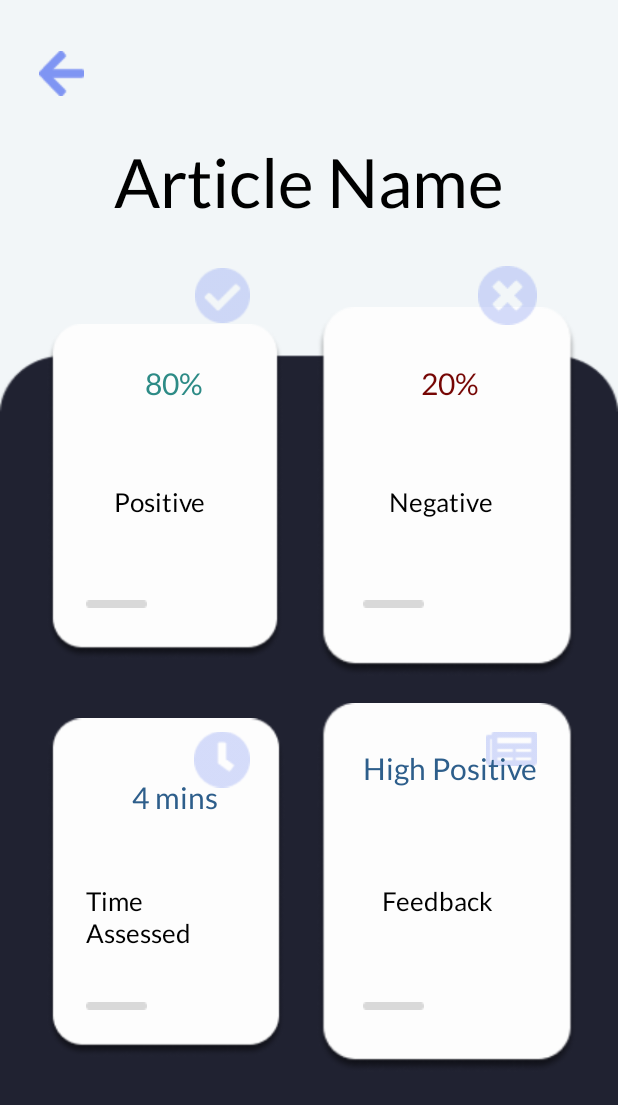
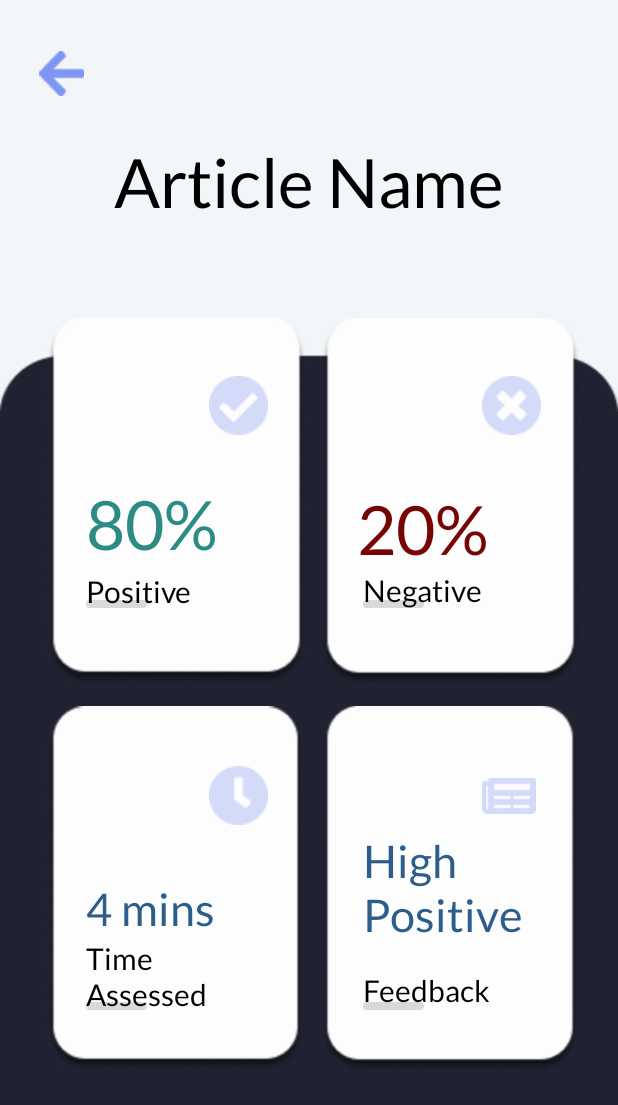
Before and after one commit to YouDontSayIt-dev/Investor-Article-Summarization-Program, an Android app: the layout activity_result.xml on its own in the app's theme, with its tools: preview values and no code run, on a phone screen of 412 x 824 dp. Shown: the top 1105 px of the screen. Run offline under Robolectric (Android 15) with nearby library versions, the phone set to English and light mode, and no system bars.

Commit message:
design part 2

```diff
--- a/app/src/main/res/layout/activity_result.xml
+++ b/app/src/main/res/layout/activity_result.xml
@@ -44,110 +44,59 @@
 
     <ImageView
         android:id="@+id/imageViewPositive"
-        android:layout_width="wrap_content"
-        android:layout_height="wrap_content"
+        android:layout_width="150dp"
+        android:layout_height="290dp"
         android:layout_alignParentStart="true"
         android:layout_alignParentTop="true"
         android:layout_alignParentEnd="true"
         android:layout_alignParentBottom="true"
         android:layout_marginStart="31dp"
         android:layout_marginTop="169dp"
-        android:layout_marginEnd="223dp"
-        android:layout_marginBottom="338dp"
+        android:layout_marginEnd="208dp"
+        android:layout_marginBottom="326dp"
         app:srcCompat="@drawable/rectangle" />
 
     <ImageView
         android:id="@+id/imageViewTime"
-        android:layout_width="wrap_content"
-        android:layout_height="wrap_content"
+        android:layout_width="150dp"
+        android:layout_height="290dp"
         android:layout_alignParentStart="true"
         android:layout_alignParentTop="true"
         android:layout_alignParentEnd="true"
         android:layout_alignParentBottom="true"
-        android:textAlignment="center"
         android:layout_marginStart="31dp"
-        android:layout_marginTop="433dp"
-        android:layout_marginEnd="222dp"
-        android:layout_marginBottom="74dp"
+        android:layout_marginTop="427dp"
+        android:layout_marginEnd="209dp"
+        android:layout_marginBottom="66dp"
         app:srcCompat="@drawable/rectangle" />
 
     <ImageView
         android:id="@+id/imageViewNegative"
-        android:layout_width="wrap_content"
-        android:layout_height="wrap_content"
+        android:layout_width="150dp"
+        android:layout_height="290dp"
         android:layout_alignParentStart="true"
         android:layout_alignParentTop="true"
         android:layout_alignParentEnd="true"
         android:layout_alignParentBottom="true"
-        android:layout_marginStart="211dp"
-        android:layout_marginTop="169dp"
-        android:layout_marginEnd="27dp"
-        android:layout_marginBottom="338dp"
+        android:layout_marginStart="214dp"
+        android:layout_marginTop="170dp"
+        android:layout_marginEnd="25dp"
+        android:layout_marginBottom="325dp"
         app:srcCompat="@drawable/rectangle" />
 
     <ImageView
         android:id="@+id/imageViewFeedback"
-        android:layout_width="wrap_content"
-        android:layout_height="wrap_content"
+        android:layout_width="150dp"
+        android:layout_height="290dp"
         android:layout_alignParentStart="true"
         android:layout_alignParentTop="true"
         android:layout_alignParentEnd="true"
         android:layout_alignParentBottom="true"
-        android:layout_marginStart="211dp"
-        android:layout_marginTop="433dp"
-        android:layout_marginEnd="27dp"
-        android:layout_marginBottom="74dp"
+        android:layout_marginStart="214dp"
+        android:layout_marginTop="427dp"
+        android:layout_marginEnd="26dp"
+        android:layout_marginBottom="66dp"
         app:srcCompat="@drawable/rectangle" />
-
-    <ImageView
-        android:id="@+id/imageViewCheck"
-        android:layout_width="wrap_content"
-        android:layout_height="wrap_content"
-        android:layout_alignParentStart="true"
-        android:layout_alignParentTop="true"
-        android:layout_alignParentEnd="true"
-        android:layout_marginStart="130dp"
-        android:layout_marginTop="177dp"
-        android:layout_marginEnd="245dp"
-        app:srcCompat="@drawable/check" />
-
-    <ImageView
-        android:id="@+id/imageViewEx"
-        android:layout_width="wrap_content"
-        android:layout_height="wrap_content"
-        android:layout_alignParentTop="true"
-        android:layout_alignParentEnd="true"
-        android:layout_marginTop="177dp"
-        android:layout_marginEnd="54dp"
-        app:srcCompat="@drawable/ex" />
-
-    <ImageView
-        android:id="@+id/imageView5"
-        android:layout_width="wrap_content"
-        android:layout_height="wrap_content"
-        android:layout_alignParentStart="true"
-        android:layout_alignParentTop="true"
-        android:layout_alignParentEnd="true"
-        android:layout_alignParentBottom="true"
-        android:layout_marginStart="129dp"
-        android:layout_marginTop="442dp"
-        android:layout_marginEnd="245dp"
-        android:layout_marginBottom="253dp"
-        app:srcCompat="@drawable/clock" />
-
-    <ImageView
-        android:id="@+id/imageView6"
-        android:layout_width="wrap_content"
-        android:layout_height="wrap_content"
-        android:layout_alignParentStart="true"
-        android:layout_alignParentTop="true"
-        android:layout_alignParentEnd="true"
-        android:layout_alignParentBottom="true"
-        android:layout_marginStart="324dp"
-        android:layout_marginTop="442dp"
-        android:layout_marginEnd="54dp"
-        android:layout_marginBottom="267dp"
-        app:srcCompat="@drawable/feedback" />
 
     <ImageView
         android:id="@+id/imageViewGrayRec"
@@ -207,145 +156,202 @@
 
     <TextView
         android:id="@+id/textViewPositive"
-        android:layout_width="100dp"
-        android:layout_height="20dp"
+        android:layout_width="106dp"
+        android:layout_height="44dp"
         android:layout_alignParentStart="true"
         android:layout_alignParentTop="true"
         android:layout_alignParentEnd="true"
         android:layout_alignParentBottom="true"
-        android:textAlignment="center"
         android:layout_marginStart="57dp"
         android:layout_marginTop="324dp"
-        android:layout_marginEnd="257dp"
-        android:layout_marginBottom="390dp"
+        android:layout_marginEnd="230dp"
+        android:layout_marginBottom="417dp"
+        android:fontFamily="@font/lato_regular"
         android:text="Positive"
-        android:fontFamily="@font/lato_regular"
+        android:textAlignment="gravity"
+        android:gravity="left|bottom"
         android:textColor="@color/black"
-        android:textSize="17dp"/>
+        android:textSize="20dp" />
 
     <TextView
         android:id="@+id/textViewTimeASs"
-        android:layout_width="100dp"
-        android:layout_height="20dp"
+        android:layout_width="104dp"
+        android:layout_height="46dp"
         android:layout_alignParentStart="true"
         android:layout_alignParentTop="true"
         android:layout_alignParentEnd="true"
         android:layout_alignParentBottom="true"
         android:layout_marginStart="57dp"
         android:layout_marginTop="590dp"
-        android:layout_marginEnd="256dp"
-        android:layout_marginBottom="124dp"
+        android:layout_marginEnd="232dp"
+        android:layout_marginBottom="149dp"
+        android:fontFamily="@font/lato_regular"
         android:text="Time Assessed"
-        android:fontFamily="@font/lato_regular"
+        android:textAlignment="gravity"
+        android:gravity="left|bottom"
         android:textColor="@color/black"
-        android:textSize="17dp"/>
+        android:textSize="20dp" />
 
     <TextView
         android:id="@+id/textViewFeedback"
-        android:layout_width="100dp"
-        android:layout_height="20dp"
+        android:layout_width="104dp"
+        android:layout_height="42dp"
         android:layout_alignParentStart="true"
         android:layout_alignParentTop="true"
         android:layout_alignParentEnd="true"
         android:layout_alignParentBottom="true"
-        android:textAlignment="center"
         android:layout_marginStart="242dp"
-        android:layout_marginTop="590dp"
-        android:layout_marginEnd="71dp"
-        android:layout_marginBottom="124dp"
+        android:layout_marginTop="592dp"
+        android:layout_marginEnd="47dp"
+        android:layout_marginBottom="151dp"
+        android:fontFamily="@font/lato_regular"
+        android:gravity="left|bottom"
         android:text="Feedback"
-        android:fontFamily="@font/lato_regular"
+        android:textAlignment="gravity"
         android:textColor="@color/black"
-        android:textSize="17dp"/>
+        android:textSize="20dp" />
 
     <TextView
         android:id="@+id/textViewNegative"
-        android:layout_width="100dp"
-        android:layout_height="20dp"
+        android:layout_width="wrap_content"
+        android:layout_height="37dp"
         android:layout_alignParentStart="true"
         android:layout_alignParentTop="true"
         android:layout_alignParentEnd="true"
         android:layout_alignParentBottom="true"
-        android:textAlignment="center"
         android:layout_marginStart="242dp"
-        android:layout_marginTop="324dp"
-        android:layout_marginEnd="67dp"
-        android:layout_marginBottom="390dp"
+        android:layout_marginTop="330dp"
+        android:layout_marginEnd="47dp"
+        android:layout_marginBottom="418dp"
         android:fontFamily="@font/lato_regular"
+        android:gravity="left|bottom"
         android:text="Negative"
+        android:textAlignment="gravity"
         android:textColor="@color/black"
-        android:textSize="17dp" />
+        android:textSize="20dp" />
 
     <TextView
         android:id="@+id/textViewPositiveResult"
         android:layout_width="wrap_content"
-        android:layout_height="40dp"
+        android:layout_height="wrap_content"
         android:layout_alignParentStart="true"
         android:layout_alignParentTop="true"
         android:layout_alignParentEnd="true"
         android:layout_alignParentBottom="true"
         android:layout_marginStart="57dp"
-        android:layout_marginTop="243dp"
+        android:layout_marginTop="286dp"
         android:layout_marginEnd="237dp"
-        android:layout_marginBottom="502dp"
+        android:layout_marginBottom="447dp"
         android:fontFamily="@font/lato_regular"
+        android:gravity="left|bottom"
         android:text="80%"
-        android:textAlignment="center"
+        android:textAlignment="gravity"
         android:textColor="#2D8B86"
-        android:textSize="20dp" />
+        android:textSize="45dp" />
 
     <TextView
         android:id="@+id/textViewTime"
-        android:layout_width="150dp"
+        android:layout_width="wrap_content"
+        android:layout_height="44dp"
+        android:layout_alignParentStart="true"
+        android:layout_alignParentTop="true"
+        android:layout_alignParentEnd="true"
+        android:layout_alignParentBottom="true"
+        android:layout_marginStart="57dp"
+        android:layout_marginTop="541dp"
+        android:layout_marginEnd="235dp"
+        android:layout_marginBottom="200dp"
+        android:fontFamily="@font/lato_regular"
+        android:gravity="left|bottom"
+        android:text="4 mins"
+        android:textAlignment="gravity"
+        android:textColor="#2D5E8B"
+        android:textSize="30dp" />
+
+    <TextView
+        android:id="@+id/textViewGrade"
+        android:layout_width="107dp"
+        android:layout_height="81dp"
+        android:layout_alignParentStart="true"
+        android:layout_alignParentTop="true"
+        android:layout_alignParentEnd="true"
+        android:layout_alignParentBottom="true"
+        android:layout_marginStart="242dp"
+        android:layout_marginTop="508dp"
+        android:layout_marginEnd="44dp"
+        android:layout_marginBottom="196dp"
+        android:fontFamily="@font/lato_regular"
+        android:gravity="left|bottom"
+        android:text="High Positive"
+        android:textAlignment="gravity"
+        android:textColor="#2D5E8B"
+        android:textSize="30dp" />
+
+    <TextView
+        android:id="@+id/textViewNegativeResult"
+        android:layout_width="wrap_content"
         android:layout_height="50dp"
         android:layout_alignParentStart="true"
         android:layout_alignParentTop="true"
         android:layout_alignParentEnd="true"
         android:layout_alignParentBottom="true"
-        android:textAlignment="center"
-        android:layout_marginStart="57dp"
-        android:layout_marginTop="519dp"
-        android:layout_marginEnd="235dp"
-        android:layout_marginBottom="165dp"
+        android:layout_marginStart="238dp"
+        android:layout_marginTop="290dp"
+        android:layout_marginEnd="59dp"
+        android:layout_marginBottom="444dp"
         android:fontFamily="@font/lato_regular"
-        android:text="4 mins"
-        android:textColor="#2D5E8B"
-        android:textSize="20dp" />
+        android:gravity="left|bottom"
+        android:text="20%"
+        android:textAlignment="gravity"
+        android:textColor="#760604"
+        android:textSize="45dp" />
 
-    <TextView
-        android:id="@+id/textViewGrade"
-        android:layout_width="150dp"
-        android:layout_height="50dp"
+    <ImageView
+        android:id="@+id/imageView2"
+        android:layout_width="wrap_content"
+        android:layout_height="wrap_content"
         android:layout_alignParentStart="true"
-        android:layout_alignParentTop="true"
         android:layout_alignParentEnd="true"
         android:layout_alignParentBottom="true"
-        android:textAlignment="center"
-        android:layout_marginStart="242dp"
-        android:layout_marginTop="500dp"
-        android:layout_marginEnd="53dp"
-        android:layout_marginBottom="165dp"
-        android:fontFamily="@font/lato_regular"
-        android:text="High Positive"
-        android:textColor="#2D5E8B"
-        android:textSize="20dp" />
+        android:layout_marginStart="130dp"
+        android:layout_marginEnd="224dp"
+        android:layout_marginBottom="534dp"
+        app:srcCompat="@drawable/check" />
 
-    <TextView
-        android:id="@+id/textViewNegativeResult"
-        android:layout_width="120dp"
-        android:layout_height="50dp"
+    <ImageView
+        android:id="@+id/imageView3"
+        android:layout_width="wrap_content"
+        android:layout_height="wrap_content"
         android:layout_alignParentStart="true"
-        android:layout_alignParentTop="true"
         android:layout_alignParentEnd="true"
         android:layout_alignParentBottom="true"
-        android:layout_marginStart="242dp"
-        android:layout_marginTop="243dp"
-        android:layout_marginEnd="53dp"
-        android:layout_marginBottom="435dp"
-        android:textAlignment="center"
-        android:fontFamily="@font/lato_regular"
-        android:text="20%"
-        android:textColor="#760604"
-        android:textSize="20dp" />
+        android:layout_marginStart="312dp"
+        android:layout_marginEnd="42dp"
+        android:layout_marginBottom="534dp"
+        app:srcCompat="@drawable/ex" />
+
+    <ImageView
+        android:id="@+id/imageView4"
+        android:layout_width="wrap_content"
+        android:layout_height="wrap_content"
+        android:layout_alignParentStart="true"
+        android:layout_alignParentEnd="true"
+        android:layout_alignParentBottom="true"
+        android:layout_marginStart="130dp"
+        android:layout_marginEnd="224dp"
+        android:layout_marginBottom="274dp"
+        app:srcCompat="@drawable/clock" />
+
+    <ImageView
+        android:id="@+id/imageView5"
+        android:layout_width="wrap_content"
+        android:layout_height="wrap_content"
+        android:layout_alignParentStart="true"
+        android:layout_alignParentEnd="true"
+        android:layout_alignParentBottom="true"
+        android:layout_marginStart="312dp"
+        android:layout_marginEnd="45dp"
+        android:layout_marginBottom="281dp"
+        app:srcCompat="@drawable/feedback" />
 
 </RelativeLayout>
```
